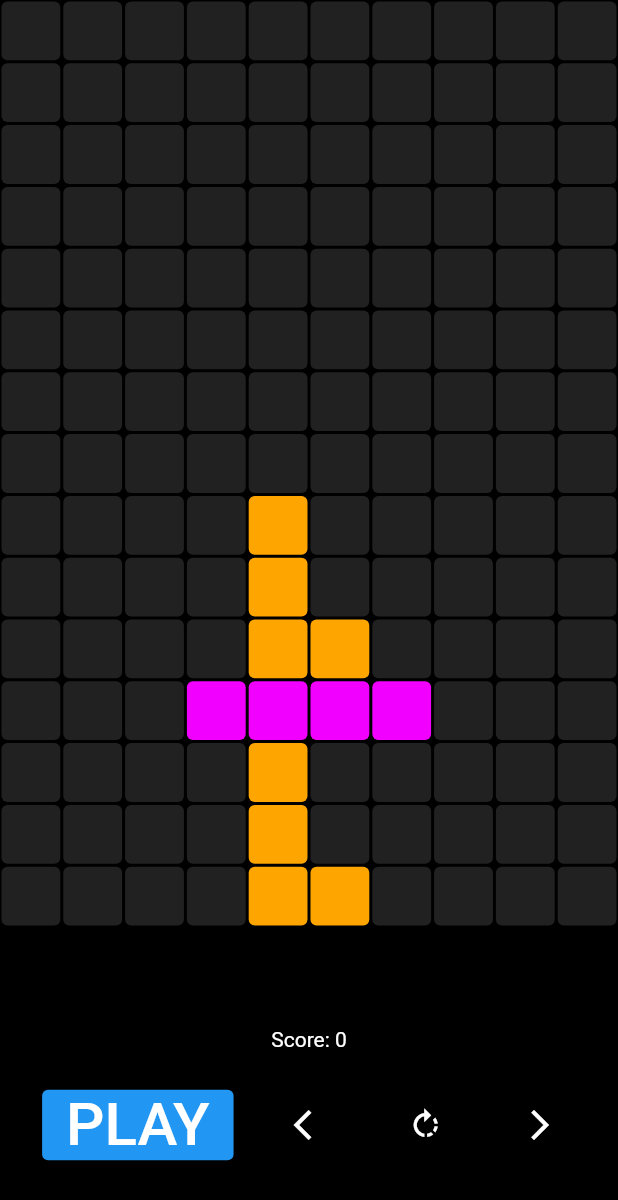
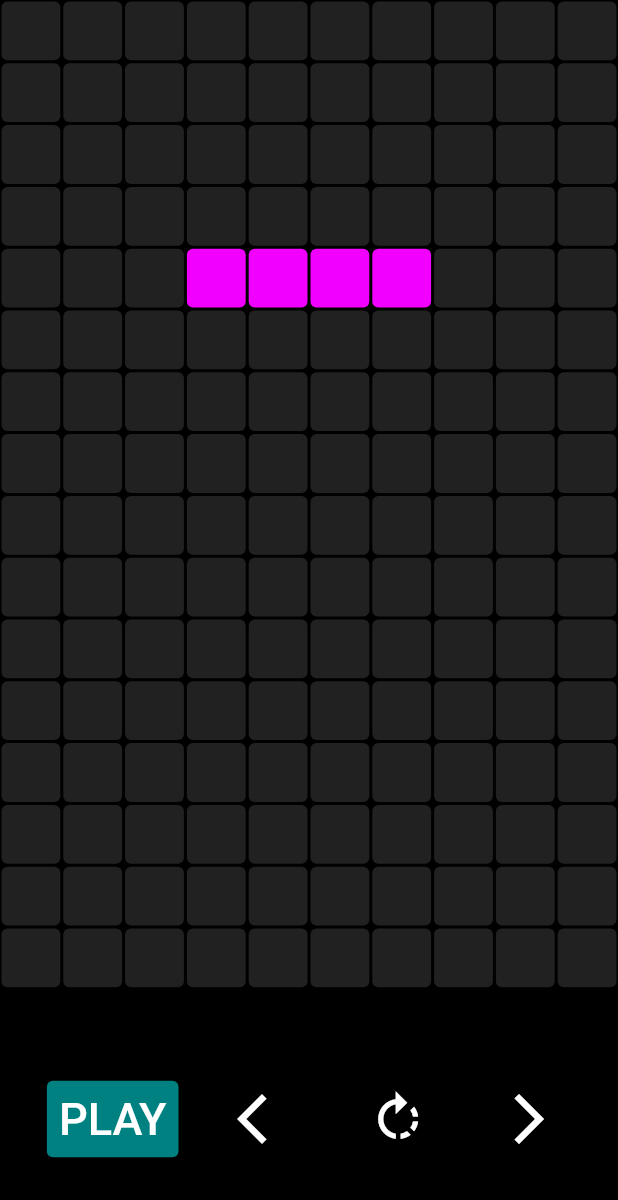
Before and after one commit to AditiSingh2003/Tetris, a Flutter app: the GameBoard screen opened directly, after a tap on "PLAY", on a phone screen of 412 x 824 dp. Shown: the top 1200 px of the screen. Run offline on Flutter 3.47's test engine with Material 2 defaults, Android fonts, the phone set to English and light mode, and no system bars; our stand-ins replace quickalert.

Commit message:
Added Splash Screen And changes in ui

```diff
--- a/lib/board.dart
+++ b/lib/board.dart
@@ -1,6 +1,7 @@
 import 'dart:async';
 import 'dart:math';
 import 'package:flutter/material.dart';
+import 'package:quickalert/quickalert.dart';
 import 'package:tetris/piece.dart';
 import 'package:tetris/pixel.dart';
 import 'package:tetris/values.dart';
@@ -99,7 +100,7 @@ class _GameBoardState extends State<GameBoard> {
         gameBoard[0] = List.generate(rowLength, (index) => null);
 
         // step 7: increment the score
-        currentScore++;
+        currentScore +=10;
 
       }
     }
@@ -118,7 +119,7 @@ class _GameBoardState extends State<GameBoard> {
     currentPiece.initializePiece();
 
     // frame refresh rate
-    Duration frameRate = const Duration(milliseconds: 400);
+    Duration frameRate = const Duration(milliseconds: 700);
     gameLoop(frameRate);
   }
 
@@ -139,7 +140,7 @@ class _GameBoardState extends State<GameBoard> {
           // check if the game is over or not?
           if(gameOver){
             timer.cancel();
-            showGameOverDialog();
+            showAlert();
           }
 
           // move current piece down
@@ -149,25 +150,21 @@ class _GameBoardState extends State<GameBoard> {
     );
   }
 
-  // show game over dialog
-  void showGameOverDialog() {
-    showDialog(
+  //
+  void showAlert(){
+    QuickAlert.show(
       context: context,
-      builder: (context) => AlertDialog(
-        title: Text('Game Over'),
-        content: Text('Your Score: $currentScore'),
-        actions: [
-          TextButton(
-            onPressed: (){
-              // reset the game
+      title: 'Game Over',
+      text:'Your Score: $currentScore',
+      type: QuickAlertType.warning,
+      confirmBtnColor: Color(0xFF008181),
+      confirmBtnText: 'Play Again',
+      onConfirmBtnTap: (){
+        // reset the game
               resetGame();
               // close the dialog
               Navigator.of(context).pop();
-            },
-            child: Text('Play Again')
-            ),
-        ],
-      )
+      }
     );
   }
 
@@ -321,29 +318,30 @@ class _GameBoardState extends State<GameBoard> {
           ),
 
           // Score
-          Text(
-            'Score: $currentScore',
-            style: TextStyle(
-              color: Colors.white,
-              // fontSize: 30,
-            ),
-          ),
 
           // GAME CONTROLS
           Padding(
-            padding: const EdgeInsets.only(bottom: 50, top: 25),
+            padding: const EdgeInsets.only(bottom: 50),
             child: Row(
               mainAxisAlignment: MainAxisAlignment.spaceEvenly,
               children: [
-                ElevatedButton(onPressed: (){},
-                 child:Text('PLAY', style: TextStyle(fontSize: 40),)
+                ElevatedButton(onPressed: (){
+                  resetGame();
+                },
+                 child:Text('PLAY',
+                  style: TextStyle(fontSize: 30)
+                  ,),
+                  style: ElevatedButton.styleFrom(
+                    padding: EdgeInsets.all(8.0), // Adjust the padding as needed
+                    backgroundColor: Color(0xFF008181)
+                  ),
                   ),
 
                 // left button
                 IconButton(
                   onPressed: moveLeft,
                   color: Colors.white,
-                  // iconSize: 50,
+                  iconSize: 40,
                   icon: Icon(Icons.arrow_back_ios),
                   ),
 
@@ -351,7 +349,7 @@ class _GameBoardState extends State<GameBoard> {
                 IconButton(
                   onPressed: moveRotate,
                   color: Colors.white,
-                  // iconSize: 50,
+                  iconSize: 40,
                   icon: Icon(Icons.rotate_right),
                   ),
 
@@ -359,7 +357,7 @@ class _GameBoardState extends State<GameBoard> {
                 IconButton(
                   onPressed: moveRight,
                   color: Colors.white,
-                  // iconSize: 50,
+                  iconSize: 40,
                   icon: Icon(Icons.arrow_forward_ios),
                   ),
 
--- a/lib/main.dart
+++ b/lib/main.dart
@@ -1,4 +1,5 @@
 import 'package:flutter/material.dart';
+import 'package:tetris/start.dart';
 
 import 'board.dart';
 
@@ -14,7 +15,7 @@ class MyApp extends StatelessWidget {
   Widget build(BuildContext context) {
     return MaterialApp(
       debugShowCheckedModeBanner: false,
-      home: GameBoard(),
+      home: Start(),
     );
   }
 }
--- a/lib/values.dart
+++ b/lib/values.dart
@@ -11,7 +11,7 @@ enum Tetromino{
 }
   // grid dimension
   int rowLength=10;
-  int colLength = 15;
+  int colLength = 16;
 
 enum Direction{
   left,
--- a/pubspec.yaml
+++ b/pubspec.yaml
@@ -30,6 +30,8 @@ environment:
 dependencies:
   flutter:
     sdk: flutter
+  flutter_launcher_icons: ^0.13.1
+  quickalert:
 
 
   # The following adds the Cupertino Icons font to your application.
@@ -59,8 +61,8 @@ flutter:
   uses-material-design: true
 
   # To add assets to your application, add an assets section, like this:
-  # assets:
-  #   - images/a_dot_burr.jpeg
+  assets:
+    - assets/
   #   - images/a_dot_ham.jpeg
 
   # An image asset can refer to one or more resolution-specific "variants", see
```
Also changed, not shown: lib/piece.dart (+16 -20 lines), lib/start.dart (added, +56 -0 lines), assets/block.png (added), pubspec.lock, 17 other files.
